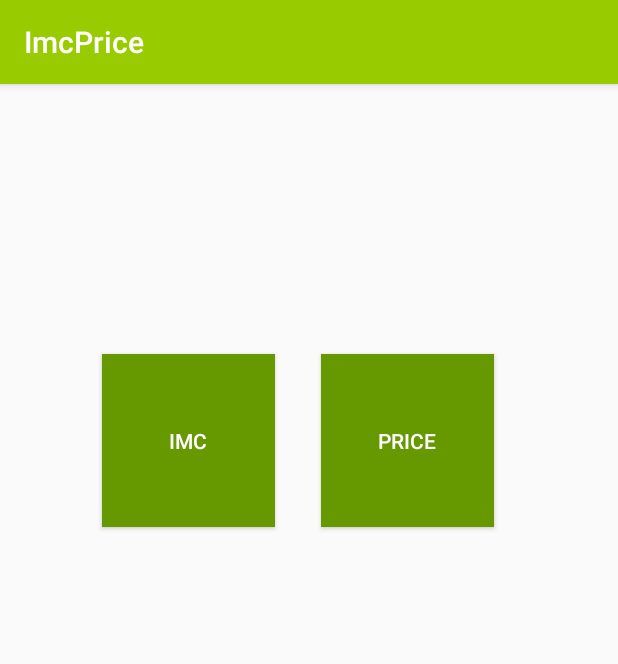
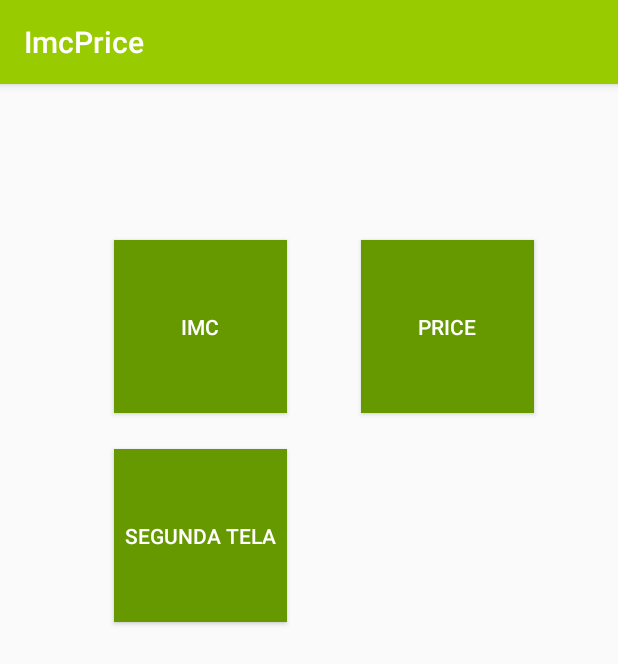
Before and after one commit to heriksonsouza/Logic, an Android app: the screen it shows after launch (MainActivity), on a phone screen of 412 x 824 dp. Shown: the top 664 px of the screen. Run offline under Robolectric (Android 15) with nearby library versions, the phone set to English and light mode, and no system bars.

Commit message:
segundo commit da aula de Android Pós-Graduação em Sistemas Web, Mobile e Embarcados

```diff
--- a/app/src/main/AndroidManifest.xml
+++ b/app/src/main/AndroidManifest.xml
@@ -17,7 +17,8 @@
             </intent-filter>
         </activity>
         <activity android:name=".TelaImc" />
-        <activity android:name=".TelaPrice"></activity>
+        <activity android:name=".TelaPrice" />
+        <activity android:name=".SegundaTela"></activity>
     </application>
 
 </manifest>
--- a/app/src/main/res/layout/activity_main.xml
+++ b/app/src/main/res/layout/activity_main.xml
@@ -10,8 +10,8 @@
         android:id="@+id/btImc"
         android:layout_width="115dp"
         android:layout_height="115dp"
-        android:layout_marginStart="68dp"
-        android:layout_marginTop="180dp"
+        android:layout_marginStart="76dp"
+        android:layout_marginTop="104dp"
         android:background="@android:color/holo_green_dark"
         android:onClick="chamarImc"
         android:text="IMC"
@@ -23,14 +23,25 @@
         android:id="@+id/btPrice"
         android:layout_width="115dp"
         android:layout_height="115dp"
-        android:layout_marginEnd="60dp"
-        android:layout_marginStart="8dp"
-        android:layout_marginTop="180dp"
+        android:layout_marginEnd="56dp"
+        android:layout_marginTop="104dp"
         android:background="@android:color/holo_green_dark"
         android:onClick="chamarPrice"
         android:text="PRICE"
         android:textColor="#ffffff"
         app:layout_constraintEnd_toEndOf="parent"
-        app:layout_constraintStart_toEndOf="@+id/btImc"
         app:layout_constraintTop_toTopOf="parent" />
+
+    <Button
+        android:id="@+id/btSegundaTela"
+        android:layout_width="115dp"
+        android:layout_height="115dp"
+        android:layout_marginStart="76dp"
+        android:layout_marginTop="24dp"
+        android:background="@android:color/holo_green_dark"
+        android:onClick="chamarSegundaTela"
+        android:text="SEGUNDA TELA"
+        android:textColor="#ffffff"
+        app:layout_constraintStart_toStartOf="parent"
+        app:layout_constraintTop_toBottomOf="@+id/btImc" />
 </android.support.constraint.ConstraintLayout>
--- a/app/src/main/res/layout/activity_tela_price.xml
+++ b/app/src/main/res/layout/activity_tela_price.xml
@@ -12,13 +12,14 @@
         android:layout_height="wrap_content"
         android:layout_marginEnd="8dp"
         android:layout_marginStart="8dp"
+        android:layout_marginTop="72dp"
         android:ems="10"
         android:hint="Valor"
         android:inputType="numberDecimal"
         app:layout_constraintEnd_toEndOf="parent"
         app:layout_constraintHorizontal_bias="0.503"
         app:layout_constraintStart_toStartOf="parent"
-        tools:layout_editor_absoluteY="70dp" />
+        app:layout_constraintTop_toTopOf="parent" />
 
     <EditText
         android:id="@+id/editTextEntrada"
@@ -84,7 +85,7 @@
         android:id="@+id/button2"
         android:layout_width="43dp"
         android:layout_height="44dp"
-        android:layout_marginEnd="16dp"
+
         android:layout_marginTop="16dp"
         android:background="@android:drawable/btn_dialog"
         app:layout_constraintEnd_toEndOf="parent"
```
Also changed, not shown: app/src/main/java/com/price/imc/herikson/imcprice/MainActivity.java (+8 -0 lines), app/src/main/java/com/price/imc/herikson/imcprice/SegundaTela.java (added, +22 -0 lines), app/src/main/res/layout/activity_segunda_tela.xml (added, +9 -0 lines).
